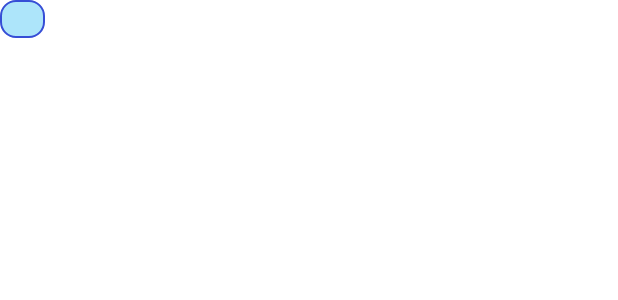
After one commit to Kim-JuYong/PigFarm, an Android app: the layout marker_view.xml on its own in the app's theme, with its tools: preview values and no code run, on a phone screen of 412 x 824 dp. The commit adds this screen. Shown: the top 300 px of the screen. Run offline under Robolectric (Android 15) with nearby library versions, the light colour scheme and no system bars.

Commit message:
MP차트 디자인 수정 및 마커 표시

```diff
--- a/PigFarm/app/build.gradle
+++ b/PigFarm/app/build.gradle
@@ -41,5 +41,5 @@ dependencies {
     androidTestImplementation 'androidx.test.ext:junit:1.1.2'
     androidTestImplementation 'androidx.test.espresso:espresso-core:3.3.0'
 
-    implementation 'com.github.PhilJay:MPAndroidChart:v3.1.0'
+    implementation 'com.github.PhilJay:MPAndroidChart:v2.2.4'
 }
--- a/PigFarm/app/src/main/java/com/example/pigfarm/RecommendFragment.java
+++ b/PigFarm/app/src/main/java/com/example/pigfarm/RecommendFragment.java
@@ -53,8 +53,8 @@ public class RecommendFragment extends Fragment {
                     DecimalFormat form = new DecimalFormat("#.###");
 
                     recommend_tvArray[0].setText("회원 이름 : " + profile_name);
-                    recommend_tvArray[1].setText("회원 키 : " + profile_height);
-                    recommend_tvArray[2].setText("회원 몸무게 : " + profile_weight);
+                    recommend_tvArray[1].setText("회원 키 : " + profile_height + " cm");
+                    recommend_tvArray[2].setText("회원 몸무게 : " + profile_weight + " kg");
                     recommend_tvArray[3].setText(" 하루 권장 칼로리 : " + form.format(today_calorie) + " kcal ");
                     recommend_tvArray[4].setText(" 표준 체중 : " + form.format(standard_weight) + " kg ");
 
--- /dev/null
+++ b/PigFarm/app/src/main/res/drawable/bg_custom_textview.xml
@@ -0,0 +1,11 @@
+<?xml version="1.0" encoding="utf-8"?>
+<selector xmlns:android="http://schemas.android.com/apk/res/android">
+    <item android:state_focused="false" android:state_pressed="false">
+        <shape>
+            <solid android:color="#5915b6f1"/>
+            <stroke android:color="#364ED6"
+                android:width="1dp"/>
+            <corners android:radius="10dp" />
+        </shape>
+    </item>
+</selector>
--- /dev/null
+++ b/PigFarm/app/src/main/res/layout/marker_view.xml
@@ -0,0 +1,19 @@
+<?xml version="1.0" encoding="utf-8"?>
+<LinearLayout
+    xmlns:android="http://schemas.android.com/apk/res/android"
+    android:layout_width="wrap_content"
+    android:layout_height="wrap_content">
+
+    <TextView
+        android:id="@+id/tv_marker"
+        android:layout_width="30dp"
+        android:layout_height="25dp"
+        android:layout_marginBottom="5dp"
+        android:gravity="center"
+        android:background="@drawable/bg_custom_textview"
+        android:text=""
+        android:lineSpacingExtra="5dp"
+        android:textSize="8sp"
+        android:textStyle="bold"/>
+
+</LinearLayout>
--- a/PigFarm/app/src/main/res/layout/mypage_fragment.xml
+++ b/PigFarm/app/src/main/res/layout/mypage_fragment.xml
@@ -16,7 +16,8 @@
             android:layout_height="35dp"
             android:background="#82E0EC"
             android:gravity="center_horizontal|center_vertical"
-            android:textSize="20sp" />
+            android:textSize="20sp"
+            android:textStyle="bold"/>
 
         <View
             android:layout_width="match_parent"
@@ -305,12 +306,14 @@
             android:id="@+id/chart_input"
             android:layout_width="match_parent"
             android:layout_height="200dp"
+            android:layout_marginHorizontal="5dp"
             android:layout_marginVertical="20dp"/>
 
         <com.github.mikephil.charting.charts.LineChart
             android:id="@+id/chart_output"
             android:layout_width="match_parent"
             android:layout_height="200dp"
+            android:layout_marginHorizontal="5dp"
             android:layout_marginBottom="20dp"/>
 
         <LinearLayout
--- a/PigFarm/app/src/main/res/layout/recommend_fragment.xml
+++ b/PigFarm/app/src/main/res/layout/recommend_fragment.xml
@@ -34,7 +34,7 @@
                     android:layout_width="wrap_content"
                     android:layout_height="wrap_content"
                     android:layout_marginTop="5dp"
-                    android:text="회원 프로필"
+                    android:text="My Profile"
                     android:textStyle="bold"
                     android:textSize="18sp" />
 
@@ -127,9 +127,9 @@
                 android:layout_width="0dp"
                 android:layout_height="wrap_content"
                 android:layout_weight="0.5"
-                android:textSize="8sp"
+                android:textSize="7sp"
                 android:backgroundTint="@color/teal_200"
-                android:text="수정" />
+                android:text="Edit" />
         </LinearLayout>
 
         <View
```
Also changed, not shown: PigFarm/app/src/main/java/com/example/pigfarm/MyMarkerView.java (added, +40 -0 lines), PigFarm/app/src/main/java/com/example/pigfarm/MypageFragment.java (+50 -7 lines).
